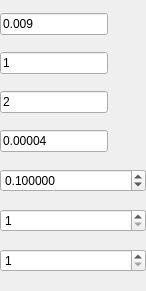
The window that Code/Applications/TomoGui/UI_Files/TomoInputWidget.ui (OpenMBIR/OpenMBIR-TEM) describes before a commit, drawn with Qt 5.
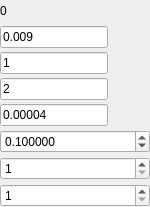
The same window after the commit.

```diff
--- a/Code/Applications/TomoGui/UI_Files/TomoInputWidget.ui
+++ b/Code/Applications/TomoGui/UI_Files/TomoInputWidget.ui
@@ -6,8 +6,8 @@
    <rect>
     <x>0</x>
     <y>0</y>
-    <width>146</width>
-    <height>291</height>
+    <width>150</width>
+    <height>207</height>
    </rect>
   </property>
   <property name="windowTitle">
@@ -20,6 +20,13 @@
    <property name="margin">
     <number>0</number>
    </property>
+   <item>
+    <widget class="QLabel" name="interationIndex">
+     <property name="text">
+      <string>0</string>
+     </property>
+    </widget>
+   </item>
    <item>
     <widget class="QLineEdit" name="stopThreshold">
      <property name="sizePolicy">
@@ -97,7 +104,10 @@
       <number>1</number>
      </property>
      <property name="maximum">
-      <number>64</number>
+      <number>128</number>
+     </property>
+     <property name="value">
+      <number>1</number>
      </property>
     </widget>
    </item>
@@ -106,6 +116,12 @@
      <property name="minimum">
       <number>1</number>
      </property>
+     <property name="maximum">
+      <number>128</number>
+     </property>
+     <property name="value">
+      <number>1</number>
+     </property>
     </widget>
    </item>
   </layout>
```
